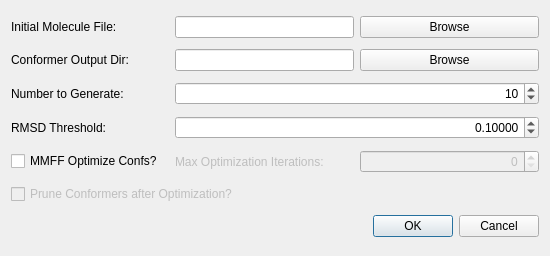
Before: the Qt Designer form src/xtalopt/ui/molecular/conformergeneratordialog.ui in xtalopt/XtalOpt, drawn with Qt 5.
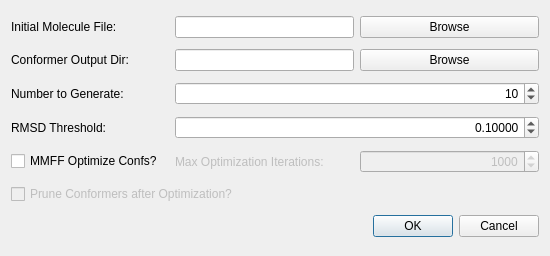
After: the same form once the commit is applied.

Commit message: Clean up the conformer generator dialog a little bit. It seems to work fine.

```diff
--- a/src/xtalopt/ui/molecular/conformergeneratordialog.ui
+++ b/src/xtalopt/ui/molecular/conformergeneratordialog.ui
@@ -42,6 +42,15 @@
      <property name="alignment">
       <set>Qt::AlignRight|Qt::AlignTrailing|Qt::AlignVCenter</set>
      </property>
+     <property name="minimum">
+      <number>1</number>
+     </property>
+     <property name="maximum">
+      <number>100000</number>
+     </property>
+     <property name="value">
+      <number>1000</number>
+     </property>
     </widget>
    </item>
    <item row="5" column="2">
```
Left out of the diff: 4 changed lines with no effect on the pictures. The commit also changes 1 other file.
